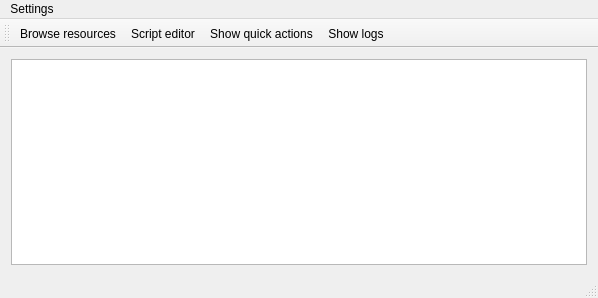
First picture: the form in Source/Tools/MGInsider/MainForm.ui, repository cat-anna/MoonGlare, before the edit.
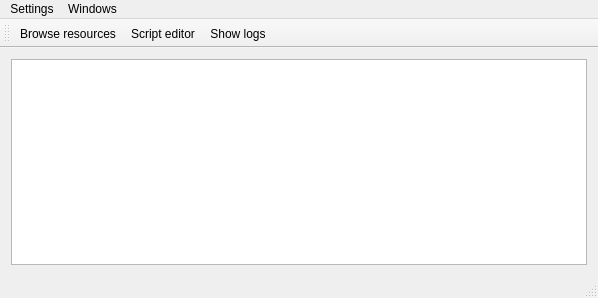
Second picture: the form after the edit.

Commit message: MGInsider DockWindow Api; Added proto for ObjectBrowser; Changed QuickActions to use new api; iSettingsUser interface; several improvements;

```diff
--- a/Source/Tools/MGInsider/MainForm.ui
+++ b/Source/Tools/MGInsider/MainForm.ui
@@ -62,7 +62,13 @@
      <string>Settings</string>
     </property>
    </widget>
+   <widget class="QMenu" name="menuWindows">
+    <property name="title">
+     <string>Windows</string>
+    </property>
+   </widget>
    <addaction name="menuSettings"/>
+   <addaction name="menuWindows"/>
   </widget>
   <widget class="QToolBar" name="mainToolBar">
    <attribute name="toolBarArea">
@@ -73,7 +79,6 @@
    </attribute>
    <addaction name="actionBrowse_resources"/>
    <addaction name="actionScript_editor"/>
-   <addaction name="actionShow_quick_actions"/>
    <addaction name="actionShow_logs"/>
   </widget>
   <widget class="QStatusBar" name="statusBar"/>
@@ -87,11 +92,6 @@
     <string>Browse resources</string>
    </property>
   </action>
-  <action name="actionShow_quick_actions">
-   <property name="text">
-    <string>Show quick actions</string>
-   </property>
-  </action>
   <action name="actionShow_logs">
    <property name="text">
     <string>Show logs</string>
```
The commit also changes 25 other files.
